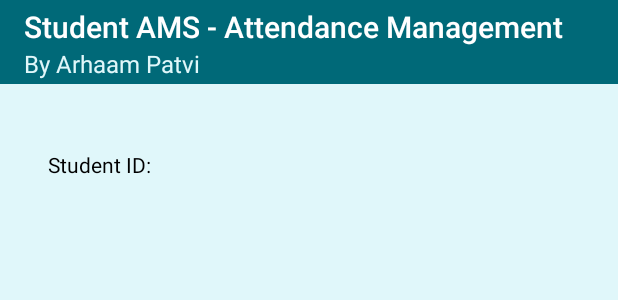
After one commit to TheArhaam/Android-StudentAMS, an Android app: the layout activity_manage_attendance.xml on its own in the app's theme, with its tools: preview values and no code run, on a phone screen of 412 x 824 dp. The commit adds this screen. Shown: the top 300 px of the screen. Run offline under Robolectric (Android 15) with nearby library versions, the phone set to English and light mode, and no system bars.

Commit message:
Remove Student implemented, Attendance Management started

```diff
--- a/app/src/main/AndroidManifest.xml
+++ b/app/src/main/AndroidManifest.xml
@@ -9,7 +9,8 @@
         android:roundIcon="@mipmap/ic_launcher_round"
         android:supportsRtl="true"
         android:theme="@style/AppTheme">
-        <activity android:name=".AddStudent"></activity>
+        <activity android:name=".ManageAttendance"></activity>
+        <activity android:name=".AddStudent" />
         <activity
             android:name=".StaffLoggedIn"
             android:label="@string/title_activity_staff_logged_in" />
--- a/app/src/main/java/com/example/studentams/StudentsFragment.java
+++ b/app/src/main/java/com/example/studentams/StudentsFragment.java
@@ -29,7 +29,7 @@ import androidx.recyclerview.widget.LinearLayoutManager;
 import androidx.recyclerview.widget.RecyclerView;
 
 public class StudentsFragment extends Fragment {
-    Button addstudent, removestudent, managestudents;
+    Button addstudent;
     Spinner sbranch,sbatch;
 //    ScrollView sv;
 //    TextView students;
@@ -50,8 +50,6 @@ public class StudentsFragment extends Fragment {
     public void onViewCreated(@NonNull View view, @Nullable Bundle savedInstanceState) {
         super.onViewCreated(view, savedInstanceState);
         addstudent = getView().findViewById(R.id.button11);
-        removestudent = getView().findViewById(R.id.button12);
-        managestudents = getView().findViewById(R.id.button13);
         sbranch = getView().findViewById(R.id.spinner5);
         sbatch = getView().findViewById(R.id.spinner6);
 
--- a/app/src/main/res/layout/activity_add_student.xml
+++ b/app/src/main/res/layout/activity_add_student.xml
@@ -6,11 +6,14 @@
     android:layout_height="match_parent"
     tools:context=".AddStudent">
 
+    <include
+        layout="@layout/appbar_addstudent"></include>
+
     <TextView
         android:id="@+id/textView11"
         android:layout_width="wrap_content"
         android:layout_height="wrap_content"
-        android:layout_marginTop="64dp"
+        android:layout_marginTop="100dp"
         android:text="First Name:"
         app:layout_constraintStart_toStartOf="@+id/textView12"
         app:layout_constraintTop_toTopOf="parent" />
--- /dev/null
+++ b/app/src/main/res/layout/activity_manage_attendance.xml
@@ -0,0 +1,32 @@
+<?xml version="1.0" encoding="utf-8"?>
+<androidx.constraintlayout.widget.ConstraintLayout xmlns:android="http://schemas.android.com/apk/res/android"
+    xmlns:app="http://schemas.android.com/apk/res-auto"
+    xmlns:tools="http://schemas.android.com/tools"
+    android:layout_width="match_parent"
+    android:layout_height="match_parent"
+    tools:context=".ManageAttendance">
+    <include
+        layout="@layout/appbar_manageattendance"></include>
+
+    <TextView
+        android:id="@+id/textView28"
+        android:layout_width="wrap_content"
+        android:layout_height="wrap_content"
+        android:layout_marginStart="32dp"
+        android:layout_marginLeft="8dp"
+        android:layout_marginTop="100dp"
+        android:text="Student ID:"
+        app:layout_constraintStart_toStartOf="parent"
+        app:layout_constraintTop_toTopOf="parent" />
+
+    <TextView
+        android:id="@+id/textView29"
+        android:layout_width="wrap_content"
+        android:layout_height="wrap_content"
+        android:layout_marginEnd="32dp"
+        android:layout_marginRight="32dp"
+        android:text=""
+        app:layout_constraintBaseline_toBaselineOf="@+id/textView28"
+        app:layout_constraintEnd_toEndOf="parent" />
+
+</androidx.constraintlayout.widget.ConstraintLayout>
--- a/app/src/main/res/layout/activity_sign_up.xml
+++ b/app/src/main/res/layout/activity_sign_up.xml
@@ -6,11 +6,14 @@
     android:layout_height="match_parent"
     tools:context=".SignUpActivity">
 
+    <include
+        layout="@layout/app_bar_signup"></include>
+
     <TextView
         android:id="@+id/textView"
         android:layout_width="wrap_content"
         android:layout_height="wrap_content"
-        android:layout_marginTop="64dp"
+        android:layout_marginTop="100dp"
         android:text="@string/SUFName"
         app:layout_constraintEnd_toStartOf="@+id/editText4"
         app:layout_constraintHorizontal_bias="0.5"
--- /dev/null
+++ b/app/src/main/res/layout/appbar_manageattendance.xml
@@ -0,0 +1,14 @@
+<?xml version="1.0" encoding="utf-8"?>
+<androidx.appcompat.widget.Toolbar xmlns:android="http://schemas.android.com/apk/res/android"
+    android:layout_width="match_parent"
+    android:layout_height="wrap_content"
+    xmlns:app="http://schemas.android.com/apk/res-auto"
+    android:id="@+id/app_bar_manageattendance"
+    android:background="@color/colorPrimaryDark"
+    app:titleTextColor="#FFFFFF"
+    app:subtitleTextColor="@color/colorBackground"
+    app:title="Student AMS - Attendance Management"
+    app:subtitle="@string/main_actionbar_subtitletext">
+
+
+</androidx.appcompat.widget.Toolbar>
```
Also changed, not shown: app/src/main/java/com/example/studentams/AddStudent.java (+24 -18 lines), app/src/main/java/com/example/studentams/Attendance.java (added, +19 -0 lines), app/src/main/java/com/example/studentams/BasicStudentInfoAdapter.java (+37 -0 lines), app/src/main/java/com/example/studentams/InformationTechnology.java (added, +150 -0 lines), app/src/main/java/com/example/studentams/MainActivity.java (+8 -12 lines), app/src/main/java/com/example/studentams/ManageAttendance.java (added, +19 -0 lines), app/src/main/res/layout/app_bar_signup.xml (added, +14 -0 lines), app/src/main/res/layout/appbar_addstudent.xml (added, +14 -0 lines), app/src/main/res/layout/fragment_students.xml (+0 -25 lines), app/src/main/res/menu/menu_studentmanagement.xml (added, +14 -0 lines), app/src/main/res/values/strings.xml (+9 -0 lines).
